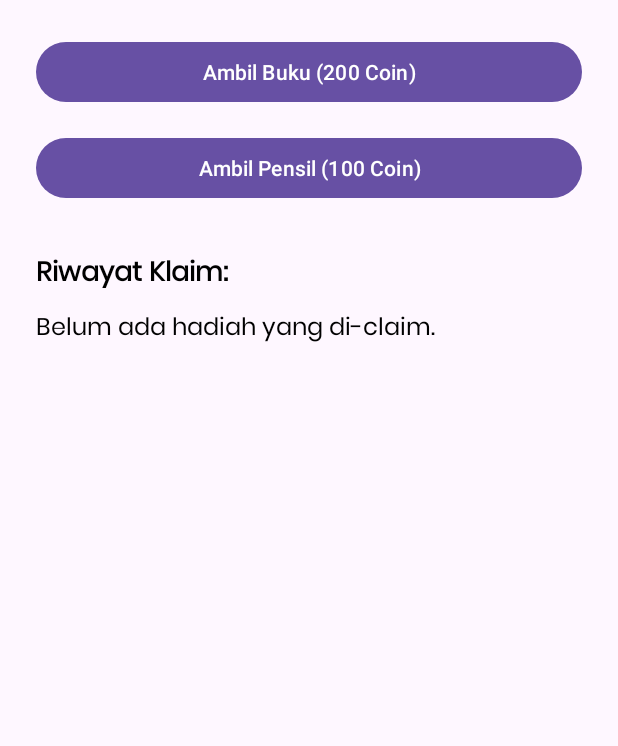
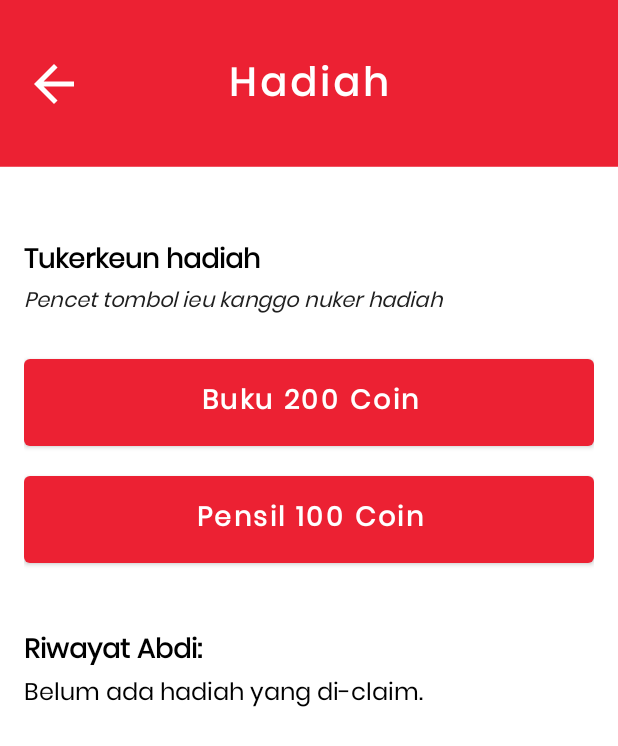
Before and after one commit to herdialfachri/sundarua, an Android app: the RewardActivity screen opened directly, with no data from a screen before it, on a phone screen of 412 x 824 dp. Shown: the top 746 px of the screen. Run offline under Robolectric (Android 15) with nearby library versions, the phone set to English and light mode, and no system bars.

Commit message:
adjusting "UI" switching constraintlayout to linear and adding music on quiz

```diff
--- a/app/src/main/java/com/example/sundarua/activity/RewardActivity.kt
+++ b/app/src/main/java/com/example/sundarua/activity/RewardActivity.kt
@@ -1,8 +1,10 @@
 package com.example.sundarua.activity
 
 import android.content.Context
+import android.content.Intent
 import android.os.Bundle
 import android.widget.Button
+import android.widget.ImageView
 import android.widget.LinearLayout
 import android.widget.TextView
 import android.widget.Toast
@@ -35,6 +37,14 @@ class RewardActivity : AppCompatActivity() {
         }
 
         showClaimHistory()
+
+        val backToMainBtn = findViewById<ImageView>(R.id.back_main_btn)
+
+        backToMainBtn.setOnClickListener {
+            val intent = Intent(this, MainActivity::class.java)
+            startActivity(intent)
+            finish()
+        }
     }
 
     private fun claimReward(price: Int, itemName: String) {
--- a/app/src/main/res/layout/activity_reward.xml
+++ b/app/src/main/res/layout/activity_reward.xml
@@ -1,38 +1,99 @@
 <?xml version="1.0" encoding="utf-8"?>
 <LinearLayout xmlns:android="http://schemas.android.com/apk/res/android"
-    android:id="@+id/rootLayout"
+    xmlns:tools="http://schemas.android.com/tools"
     android:layout_width="match_parent"
     android:layout_height="match_parent"
     android:orientation="vertical"
-    android:padding="24dp">
+    android:background="@drawable/small_top_bg"
+    android:padding="16dp"
+    tools:context=".activity.RewardActivity">
+
+    <!-- Header bagian atas: Arrow + Teks Kuis -->
+    <FrameLayout
+        android:layout_width="match_parent"
+        android:layout_height="wrap_content"
+        android:orientation="horizontal"
+        android:gravity="center_vertical"
+        android:layout_marginTop="20dp">
+
+        <ImageView
+            android:id="@+id/back_main_btn"
+            android:layout_width="40dp"
+            android:layout_height="40dp"
+            android:src="@drawable/baseline_arrow_back_white_24" />
+
+        <TextView
+            android:id="@+id/quizText"
+            android:layout_width="wrap_content"
+            android:layout_height="wrap_content"
+            android:text="Hadiah"
+            android:letterSpacing="0.1"
+            android:textColor="@color/white"
+            android:textStyle="bold"
+            android:textSize="26sp"
+            android:layout_gravity="center" />
+    </FrameLayout>
+
+    <!-- Teks Soal -->
+    <TextView
+        android:id="@+id/textView"
+        android:layout_width="wrap_content"
+        android:layout_height="wrap_content"
+        android:text="Tukerkeun hadiah"
+        android:textSize="18sp"
+        android:textStyle="bold"
+        android:layout_marginTop="80dp" />
+
+    <TextView
+        android:layout_width="wrap_content"
+        android:layout_height="wrap_content"
+        android:textSize="14sp"
+        android:textStyle="italic"
+        android:textColor="@color/dark_gray"
+        android:text="Pencet tombol ieu kanggo nuker hadiah" />
 
     <Button
         android:id="@+id/getBookBtn"
         android:layout_width="match_parent"
-        android:layout_height="wrap_content"
-        android:text="Ambil Buku (200 Coin)" />
+        android:layout_height="70dp"
+        android:layout_marginTop="20dp"
+        style="@style/PoppinsButtonRegularStyle"
+        android:text="Buku 200 Coin" />
 
         <Button
             android:id="@+id/getPencilBtn"
             android:layout_width="match_parent"
-        android:layout_height="wrap_content"
-        android:layout_marginTop="16dp"
-        android:text="Ambil Pensil (100 Coin)" />
+            android:layout_height="70dp"
+            android:layout_marginTop="8dp"
+            style="@style/PoppinsButtonRegularStyle"
+            android:text="Pensil 100 Coin" />
 
         <TextView
             android:id="@+id/claimTitle"
             android:layout_width="wrap_content"
             android:layout_height="wrap_content"
-        android:text="Riwayat Klaim:"
+            android:text="Riwayat Abdi:"
             android:textSize="18sp"
-        android:layout_marginTop="32dp"
+            android:layout_marginTop="38dp"
             android:textStyle="bold" />
 
         <LinearLayout
             android:id="@+id/claimHistoryLayout"
             android:layout_width="match_parent"
             android:layout_height="wrap_content"
-        android:orientation="vertical"
-        android:layout_marginTop="8dp" />
+            android:orientation="vertical" />
 
 </LinearLayout>
+
+
+<!--<?xml version="1.0" encoding="utf-8"?>-->
+<!--<LinearLayout xmlns:android="http://schemas.android.com/apk/res/android"-->
+<!--    android:id="@+id/rootLayout"-->
+<!--    android:layout_width="match_parent"-->
+<!--    android:layout_height="match_parent"-->
+<!--    android:orientation="vertical"-->
+<!--    android:padding="24dp">-->
+
+
+
+<!--</LinearLayout>-->
--- a/app/src/main/res/layout/quiz_item_recycler_row.xml
+++ b/app/src/main/res/layout/quiz_item_recycler_row.xml
@@ -6,6 +6,7 @@
     xmlns:tools="http://schemas.android.com/tools"
     android:layout_margin="4dp"
     android:elevation="10dp"
+    android:backgroundTint="@color/gray"
     app:cardCornerRadius="24dp">
 
     <RelativeLayout
--- a/app/src/main/res/values/colors.xml
+++ b/app/src/main/res/values/colors.xml
@@ -3,6 +3,7 @@
     <color name="black">#FF000000</color>
     <color name="white">#FFFFFFFF</color>
     <color name="gray">#F4F4F4</color>
+    <color name="dark_gray">#202020</color>
     <color name="orange">#FF8F00</color>
     <color name="blue">#1565C0</color>
     <color name="main_red">#EC2133</color>
```
Also changed, not shown: app/src/main/java/com/example/sundarua/activity/StartQuizActivity.kt (+22 -3 lines), app/src/main/res/layout/activity_quiz.xml (+48 -51 lines), app/src/main/res/layout/activity_word.xml (+43 -41 lines), app/src/main/res/layout/item_word.xml (+9 -8 lines), app/src/main/res/values/strings.xml (+6 -1 lines), app/src/main/res/drawable/small_top_bg.png (added), 1 other file. Lines whose indentation alone changed are shown as unchanged.
